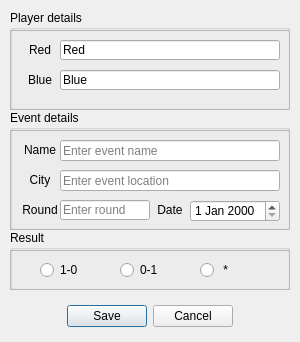
First picture: the form in dialogsave.ui, repository gwolffgang/Oni, before the edit.
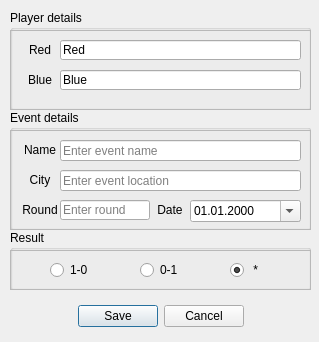
Second picture: the form after the edit.

```diff
--- a/dialogsave.ui
+++ b/dialogsave.ui
@@ -6,7 +6,7 @@
    <rect>
     <x>0</x>
     <y>0</y>
-    <width>300</width>
+    <width>319</width>
     <height>342</height>
    </rect>
   </property>
@@ -18,7 +18,7 @@
     <rect>
      <x>10</x>
      <y>10</y>
-     <width>280</width>
+     <width>301</width>
      <height>100</height>
     </rect>
    </property>
@@ -33,7 +33,7 @@
      <rect>
       <x>0</x>
       <y>20</y>
-      <width>280</width>
+      <width>301</width>
       <height>80</height>
      </rect>
     </property>
@@ -80,7 +80,7 @@
       <rect>
        <x>50</x>
        <y>10</y>
-       <width>220</width>
+       <width>241</width>
        <height>20</height>
       </rect>
      </property>
@@ -99,7 +99,7 @@
       <rect>
        <x>50</x>
        <y>40</y>
-       <width>220</width>
+       <width>241</width>
        <height>20</height>
       </rect>
      </property>
@@ -117,7 +117,7 @@
     <rect>
      <x>0</x>
      <y>300</y>
-     <width>300</width>
+     <width>321</width>
      <height>32</height>
     </rect>
    </property>
@@ -136,7 +136,7 @@
     <rect>
      <x>10</x>
      <y>110</y>
-     <width>280</width>
+     <width>301</width>
      <height>120</height>
     </rect>
    </property>
@@ -148,7 +148,7 @@
      <rect>
       <x>0</x>
       <y>20</y>
-      <width>280</width>
+      <width>301</width>
       <height>100</height>
      </rect>
     </property>
@@ -163,7 +163,7 @@
       <rect>
        <x>50</x>
        <y>40</y>
-       <width>220</width>
+       <width>241</width>
        <height>21</height>
       </rect>
      </property>
@@ -211,7 +211,7 @@
       <rect>
        <x>50</x>
        <y>10</y>
-       <width>220</width>
+       <width>241</width>
        <height>21</height>
       </rect>
      </property>
@@ -275,10 +275,16 @@
       <rect>
        <x>180</x>
        <y>70</y>
-       <width>90</width>
+       <width>111</width>
        <height>22</height>
       </rect>
      </property>
+     <property name="displayFormat">
+      <string>dd.MM.yyyy</string>
+     </property>
+     <property name="calendarPopup">
+      <bool>true</bool>
+     </property>
     </widget>
    </widget>
   </widget>
@@ -287,7 +293,7 @@
     <rect>
      <x>10</x>
      <y>230</y>
-     <width>280</width>
+     <width>301</width>
      <height>60</height>
     </rect>
    </property>
@@ -299,7 +305,7 @@
      <rect>
       <x>0</x>
       <y>20</y>
-      <width>280</width>
+      <width>301</width>
       <height>40</height>
      </rect>
     </property>
@@ -312,9 +318,9 @@
     <widget class="QRadioButton" name="radioButtonRed">
      <property name="geometry">
       <rect>
-       <x>30</x>
+       <x>40</x>
        <y>10</y>
-       <width>40</width>
+       <width>41</width>
        <height>20</height>
       </rect>
      </property>
@@ -328,9 +334,9 @@
     <widget class="QRadioButton" name="radioButtonBlue">
      <property name="geometry">
       <rect>
-       <x>110</x>
+       <x>130</x>
        <y>10</y>
-       <width>40</width>
+       <width>41</width>
        <height>20</height>
       </rect>
      </property>
@@ -344,15 +350,18 @@
     <widget class="QRadioButton" name="radioButtonLine">
      <property name="geometry">
       <rect>
-       <x>190</x>
+       <x>220</x>
        <y>10</y>
-       <width>40</width>
+       <width>41</width>
        <height>20</height>
       </rect>
      </property>
      <property name="text">
       <string> *</string>
      </property>
+     <property name="checked">
+      <bool>true</bool>
+     </property>
      <attribute name="buttonGroup">
       <string notr="true">buttonGroup</string>
      </attribute>
```
Left out of the diff: 8 changed lines with no effect on the pictures.
